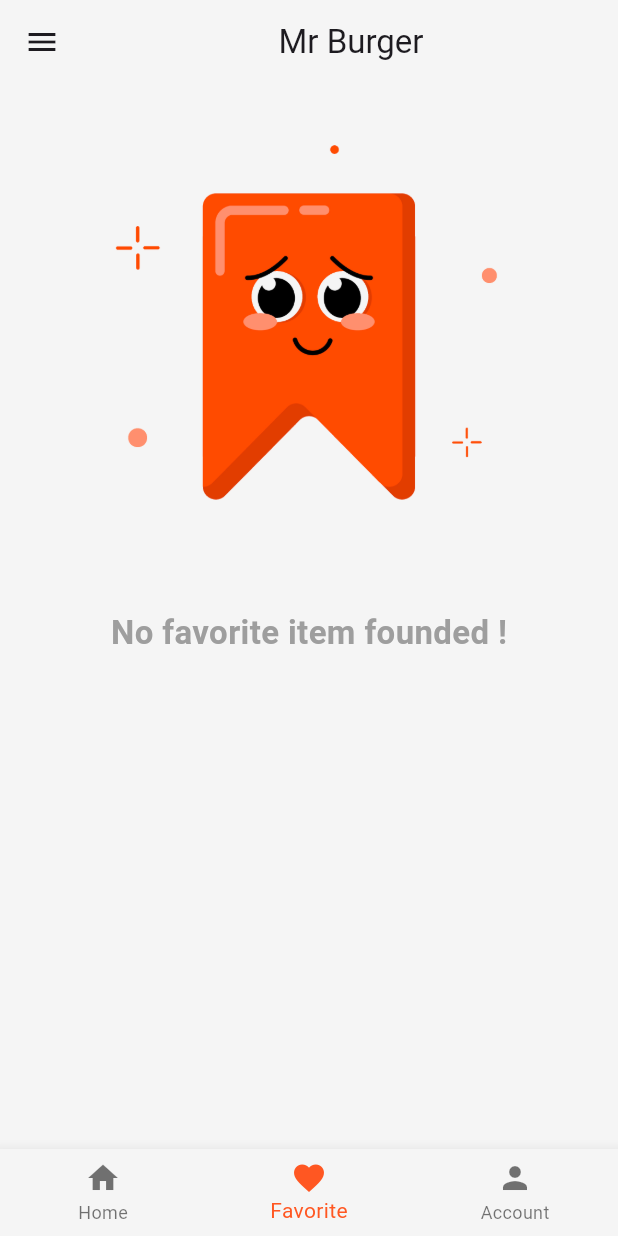
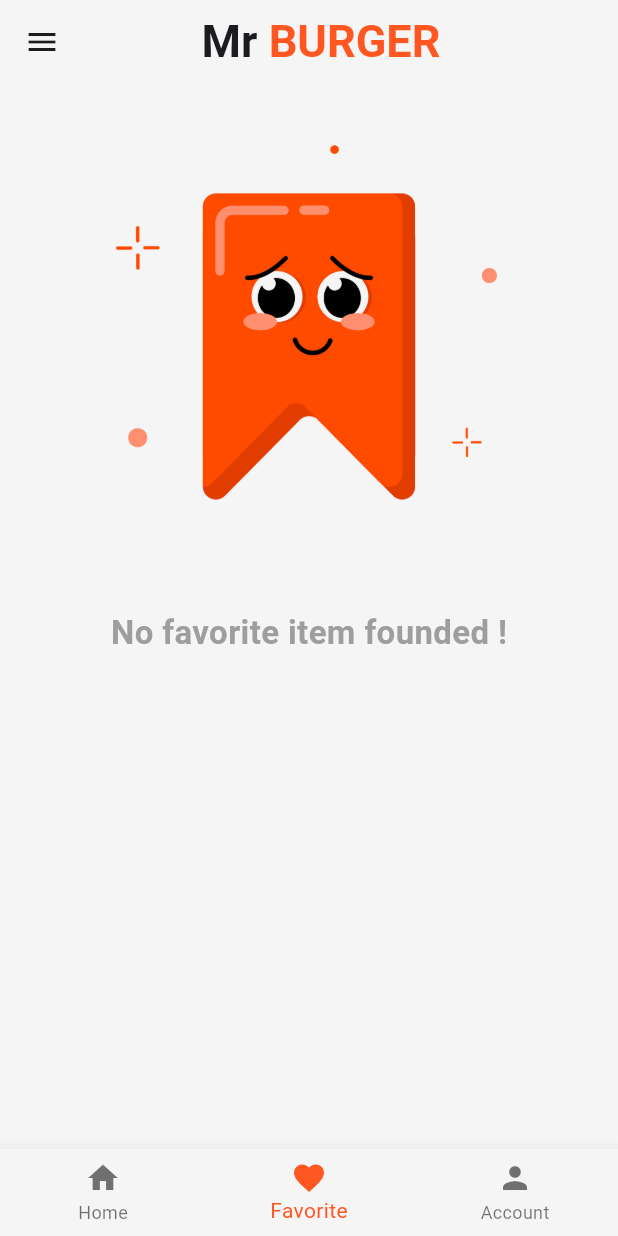
Before and after one commit to AbdullahYasser14/Food-delivery-app, a Flutter app: the screen it shows after launch, item 2 of the bottom bar chosen, on a phone screen of 412 x 824 dp. Run offline on Flutter 3.47's test engine with Material 3 defaults, Android fonts, the phone set to English and light mode, and no system bars; network calls fail.

Commit message:
Finished account page and handle theme stuff

```diff
--- a/lib/main.dart
+++ b/lib/main.dart
@@ -10,10 +10,12 @@ class MyApp extends StatelessWidget {
 
   @override
   Widget build(BuildContext context) {
-    return const MaterialApp(
+    return MaterialApp(
+      theme: ThemeData(primaryColor: Colors.deepOrange),
       title: "Mr Burger - Food delivery app",
+
       debugShowCheckedModeBanner: false,
-      home: BottomNavBarPage(),
+      home: const BottomNavBarPage(),
     );
   }
 }
--- a/lib/pages/bottom_nav_bar_page.dart
+++ b/lib/pages/bottom_nav_bar_page.dart
@@ -29,7 +29,24 @@ class _BottomNavBarPageState extends State<BottomNavBarPage> {
       backgroundColor: Colors.grey[100],
 
       appBar: AppBar(
-        title: const Center(child: Text("Mr Burger")),
+        title: Row(
+          mainAxisAlignment: MainAxisAlignment.center,
+          children: [
+            const Text(
+              "Mr ",
+              style: TextStyle(fontWeight: FontWeight.bold, fontSize: 30),
+            ),
+            Text(
+              "BURGER",
+              style: TextStyle(
+                color: Theme.of(context).primaryColor,
+                fontWeight: FontWeight.bold,
+                fontSize: 30,
+              ),
+            ),
+            const SizedBox(width: 40),
+          ],
+        ),
         backgroundColor: Colors.grey[100],
       ),
       drawer: const Drawer(),
@@ -46,7 +63,7 @@ class _BottomNavBarPageState extends State<BottomNavBarPage> {
         ],
         currentIndex: selectedIndex,
         onTap: onItemTapped,
-        selectedItemColor: Colors.deepOrange,
+        selectedItemColor: Theme.of(context).primaryColor,
       ),
     );
   }
--- a/lib/pages/favorite_page.dart
+++ b/lib/pages/favorite_page.dart
@@ -62,10 +62,10 @@ class _FavoritePageState extends State<FavoritePage> {
                             ),
                             Text(
                               "${favoriteList[index].price} \$",
-                              style: const TextStyle(
+                              style: TextStyle(
                                 fontSize: 16,
                                 fontWeight: FontWeight.w400,
-                                color: Colors.deepOrange,
+                                color: Theme.of(context).primaryColor,
                               ),
                             ),
                           ],
@@ -84,7 +84,7 @@ class _FavoritePageState extends State<FavoritePage> {
                           });
                         },
                         icon: const Icon(Icons.favorite),
-                        color: Colors.deepOrange,
+                        color: Theme.of(context).primaryColor,
                         iconSize: 30,
                       ),
                     ],
--- a/lib/pages/home_page.dart
+++ b/lib/pages/home_page.dart
@@ -24,12 +24,12 @@ class HomePage extends StatelessWidget {
               SizedBox(height: MediaQuery.of(context).size.height * .04),
               GridView.builder(
                 shrinkWrap: true,
-                physics: const NeverScrollableScrollPhysics(),
+                physics: NeverScrollableScrollPhysics(),
                 itemCount: foodList.length,
                 gridDelegate: const SliverGridDelegateWithFixedCrossAxisCount(
                   crossAxisCount: 2,
-                  mainAxisSpacing: 10,
-                  crossAxisSpacing: 10,
+                  mainAxisSpacing: 13,
+                  crossAxisSpacing: 13,
                 ),
                 itemBuilder:
                     (BuildContext context, int index) =>
```
Also changed, not shown: lib/pages/acount_page.dart (+47 -8 lines), lib/widgets/food_grid_item.dart (+6 -4 lines).
